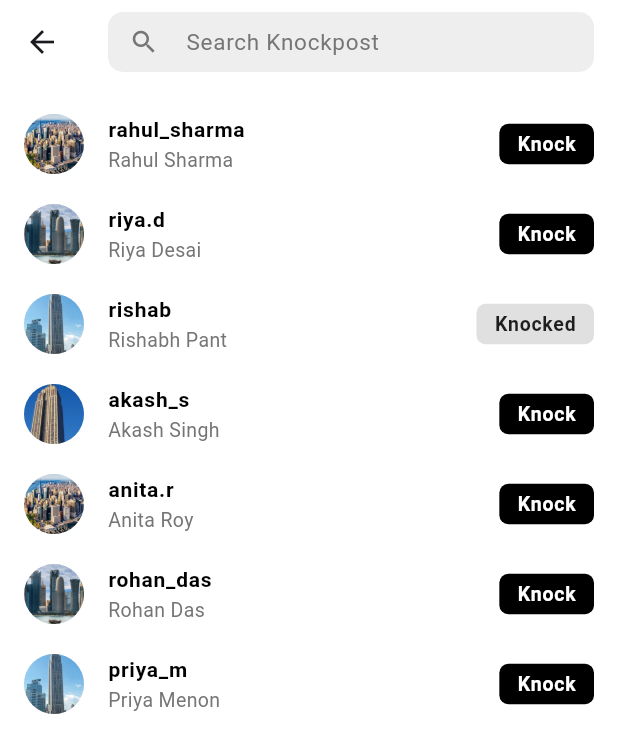
After one commit to Knockpost/Knockpost, a Flutter app: the SearchScreen screen opened directly, on a phone screen of 412 x 824 dp. The commit adds this screen. Shown: the top 753 px of the screen. Run offline on Flutter 3.47's test engine with Material 3 defaults, Android fonts, the phone set to English and light mode, and no system bars; our stand-ins replace app_links, cloud_firestore, firebase_auth, firebase_core, firebase_storage, google_sign_in and 2 more; missing offline and left inert: pro_image_editor, record; accounts and stored records are empty.

Commit message:
Search DONE

```diff
--- a/lib/screens/home_screen.dart
+++ b/lib/screens/home_screen.dart
@@ -6,6 +6,7 @@ import '../widgets/post_card.dart';
 import '../widgets/custom_bottom_nav.dart';
 import 'messages/messages_list_screen.dart';
 import 'create_post/create_post_screen.dart';
+import 'search/search_screen.dart';
 
 class HomeScreen extends StatefulWidget {
   const HomeScreen({super.key});
@@ -150,7 +151,7 @@ class _HomeScreenState extends State<HomeScreen> {
               ),
 
               // 1: SEARCH PIPELINE
-              const Center(child: Text("Search")),
+              const SearchScreen(),
 
               // 2: REELS / VIDEO PIPELINE
               const Center(child: Text("Reels")),
--- /dev/null
+++ b/lib/screens/search/search_screen.dart
@@ -0,0 +1,239 @@
+import 'package:flutter/material.dart';
+import 'dart:async';
+import '../../utils/haptic_helper.dart';
+
+// --- MOCK DATA MODEL ---
+enum ConnectionStatus { knock, knocked }
+
+class MockUser {
+  final String id;
+  final String name;
+  final String username;
+  final String profilePic;
+  ConnectionStatus connectionStatus;
+
+  MockUser({
+    required this.id,
+    required this.name,
+    required this.username,
+    required this.profilePic,
+    this.connectionStatus = ConnectionStatus.knock,
+  });
+}
+
+class SearchScreen extends StatefulWidget {
+  const SearchScreen({super.key});
+
+  @override
+  State<SearchScreen> createState() => _SearchScreenState();
+}
+
+class _SearchScreenState extends State<SearchScreen> {
+  final TextEditingController _searchController = TextEditingController();
+  final FocusNode _searchFocus = FocusNode();
+
+  String _searchQuery = "";
+  Timer? _debounce;
+
+  // Mock Database
+  late List<MockUser> _allUsers;
+  List<MockUser> _filteredUsers = [];
+
+  @override
+  void initState() {
+    super.initState();
+    _allUsers = [
+      MockUser(
+        id: "1", name: "Rahul Sharma", username: "rahul_sharma",
+        profilePic: "assets/test1.jpg", connectionStatus: ConnectionStatus.knock,
+      ),
+      MockUser(
+        id: "2", name: "Riya Desai", username: "riya.d",
+        profilePic: "assets/test2.jpg", connectionStatus: ConnectionStatus.knock,
+      ),
+      MockUser(
+        id: "3", name: "Rishabh Pant", username: "rishab",
+        profilePic: "assets/test3.jpg", connectionStatus: ConnectionStatus.knocked,
+      ),
+      MockUser(
+        id: "4", name: "Akash Singh", username: "akash_s",
+        profilePic: "assets/test4.jpg", connectionStatus: ConnectionStatus.knock,
+      ),
+      MockUser(
+        id: "5", name: "Anita Roy", username: "anita.r",
+        profilePic: "assets/test1.jpg", connectionStatus: ConnectionStatus.knock,
+      ),
+      MockUser(
+        id: "6", name: "Rohan Das", username: "rohan_das",
+        profilePic: "assets/test2.jpg", connectionStatus: ConnectionStatus.knock,
+      ),
+      MockUser(
+        id: "7", name: "Priya Menon", username: "priya_m",
+        profilePic: "assets/test3.jpg", connectionStatus: ConnectionStatus.knock,
+      ),
+    ];
+    _filteredUsers = _allUsers;
+  }
+
+  @override
+  void dispose() {
+    _debounce?.cancel();
+    _searchController.dispose();
+    _searchFocus.dispose();
+    super.dispose();
+  }
+
+  void _onSearchChanged(String query) {
+    if (_debounce?.isActive ?? false) _debounce!.cancel();
+    _debounce = Timer(const Duration(milliseconds: 300), () {
+      setState(() {
+        _searchQuery = query;
+        _applyFilters();
+      });
+    });
+  }
+
+  void _applyFilters() {
+    List<MockUser> results = _allUsers;
+
+    if (_searchQuery.isNotEmpty) {
+      results = results.where((user) =>
+        user.name.toLowerCase().contains(_searchQuery.toLowerCase()) ||
+        user.username.toLowerCase().contains(_searchQuery.toLowerCase())
+      ).toList();
+    }
+
+    _filteredUsers = results;
+  }
+
+  Widget _buildTrailingButton(MockUser user, bool isDark) {
+    if (user.connectionStatus == ConnectionStatus.knocked) {
+      return GestureDetector(
+        onTap: () {
+          // If already knocked, tapping it can cancel it
+          KnockHaptics.tap();
+          setState(() {
+            user.connectionStatus = ConnectionStatus.knock;
+          });
+        },
+        child: Container(
+          padding: const EdgeInsets.symmetric(horizontal: 12, vertical: 4),
+          decoration: BoxDecoration(
+            color: isDark ? Colors.grey[800] : Colors.grey[300],
+            borderRadius: BorderRadius.circular(6),
+          ),
+          child: Text("Knocked", style: TextStyle(color: isDark ? Colors.white70 : Colors.black87, fontWeight: FontWeight.w600, fontSize: 13)),
+        ),
+      );
+    } else {
+      return GestureDetector(
+        onTap: () {
+          KnockHaptics.tap();
+          setState(() {
+            user.connectionStatus = ConnectionStatus.knocked;
+          });
+        },
+        child: Container(
+          padding: const EdgeInsets.symmetric(horizontal: 12, vertical: 4),
+          decoration: BoxDecoration(
+            color: isDark ? Colors.white : Colors.black,
+            borderRadius: BorderRadius.circular(6),
+          ),
+          child: Text("Knock", style: TextStyle(color: isDark ? Colors.black : Colors.white, fontWeight: FontWeight.w600, fontSize: 13)),
+        ),
+      );
+    }
+  }
+
+  @override
+  Widget build(BuildContext context) {
+    final isDark = Theme.of(context).brightness == Brightness.dark;
+    final bgColor = isDark ? Colors.black : Colors.white;
+    final textColor = isDark ? Colors.white : Colors.black;
+
+    return Scaffold(
+      backgroundColor: bgColor,
+      appBar: AppBar(
+        backgroundColor: bgColor,
+        surfaceTintColor: bgColor,
+        elevation: 0,
+        titleSpacing: 16,
+        title: Container(
+          height: 40,
+          decoration: BoxDecoration(
+            color: isDark ? Colors.grey[900] : Colors.grey[200],
+            borderRadius: BorderRadius.circular(10),
+          ),
+          child: TextField(
+            controller: _searchController,
+            focusNode: _searchFocus,
+            onChanged: _onSearchChanged,
+            style: TextStyle(color: textColor, fontSize: 15),
+            decoration: InputDecoration(
+              hintText: "Search Knockpost",
+              hintStyle: TextStyle(color: isDark ? Colors.grey[500] : Colors.grey[600], fontSize: 15),
+              prefixIcon: Icon(Icons.search, color: isDark ? Colors.grey[500] : Colors.grey[600], size: 20),
+              border: InputBorder.none,
+              contentPadding: const EdgeInsets.symmetric(vertical: 10),
+              suffixIcon: _searchQuery.isNotEmpty
+                  ? IconButton(
+                      icon: Icon(Icons.clear, color: isDark ? Colors.grey[500] : Colors.grey[600], size: 18),
+                      onPressed: () {
+                        _searchController.clear();
+                        _onSearchChanged("");
+                        _searchFocus.unfocus();
+                      },
+                    )
+                  : null,
+            ),
+          ),
+        ),
+      ),
+      body: Column(
+        crossAxisAlignment: CrossAxisAlignment.start,
+        children: [
+          const SizedBox(height: 10),
+          Expanded(
+            child: _filteredUsers.isEmpty
+                ? Center(
+                    child: Text(
+                      "No results found",
+                      style: TextStyle(color: isDark ? Colors.grey[500] : Colors.grey[600]),
+                    ),
+                  )
+                : ListView.builder(
+                    itemCount: _filteredUsers.length,
+                    itemBuilder: (context, index) {
+                      final user = _filteredUsers[index];
+                      return ListTile(
+                        dense: true,
+                        visualDensity: const VisualDensity(vertical: -2),
+                        contentPadding: const EdgeInsets.symmetric(horizontal: 16, vertical: 2),
+                        leading: CircleAvatar(
+                          radius: 20, // Smaller profile picture size
+                          backgroundImage: AssetImage(user.profilePic),
+                          onBackgroundImageError: (_, __) {},
+                          backgroundColor: isDark ? Colors.grey[800] : Colors.grey[300],
+                        ),
+                        title: Text(
+                          user.username,
+                          style: TextStyle(color: textColor, fontWeight: FontWeight.bold, fontSize: 14),
+                        ),
+                        subtitle: Text(
+                          user.name,
+                          style: TextStyle(color: isDark ? Colors.grey[500] : Colors.grey[600], fontSize: 13),
+                        ),
+                        trailing: _buildTrailingButton(user, isDark),
+                        onTap: () {
+                          KnockHaptics.tap();
+                          // Navigate to user profile
+                        },
+                      );
+                    },
+                  ),
+          ),
+        ],
+      ),
+    );
+  }
+}
```
